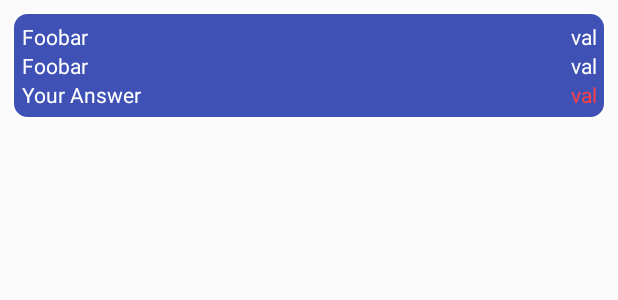
After one commit to cubei/flashcards, an Android app: the layout result_item_view.xml on its own in the app's theme, with its tools: preview values and no code run, on a phone screen of 412 x 824 dp. The commit adds this screen. Shown: the top 300 px of the screen. Run offline under Robolectric (Android 15) with nearby library versions, the phone set to English and light mode, and no system bars.

Commit message:
Started with result view

```diff
--- a/app/src/main/java/com/quchen/flashcard/QuestionFragment.java
+++ b/app/src/main/java/com/quchen/flashcard/QuestionFragment.java
@@ -68,7 +68,7 @@ public class QuestionFragment extends Fragment {
         public void onClick(View view) {
             TextView answerTextView = (TextView) view;
             QuestionItem questionItem = questionItems.get(questionCount);
-            QuestionResult questionResult = new QuestionResult(questionItem.question, questionItem.rightAnswer, answerTextView.getText().toString());
+            QuestionResult questionResult = new QuestionResult(questionItem.questionHeader, questionItem.answerHeader, questionItem.question, questionItem.rightAnswer, answerTextView.getText().toString());
             questionResults.add(questionResult);
 
             if(questionResult.isAnswerCorrect()) {
@@ -109,7 +109,7 @@ public class QuestionFragment extends Fragment {
         questionCount++;
 
         if(questionCount == numberOfDesiredQuestions) {
-            this.getActivity().finish();
+            ((GameActivity)this.getActivity()).questionsCompleted(questionResults);
         } else {
             setQuestionItem(questionItems.get(questionCount));
             updateViews();
@@ -124,6 +124,7 @@ public class QuestionFragment extends Fragment {
         QuestionFragment fragment = new QuestionFragment();
         fragment.numberOfDesiredQuestions = numberOfDesiredQuestions;
         fragment.questionItems = questionItems;
+        Collections.shuffle(fragment.questionItems);
         return fragment;
     }
 
--- a/app/src/main/java/com/quchen/flashcard/QuestionResult.java
+++ b/app/src/main/java/com/quchen/flashcard/QuestionResult.java
@@ -5,11 +5,15 @@ package com.quchen.flashcard;
  */
 
 public class QuestionResult {
+    public String questionHeader;
+    public String answerHeader;
     public String question;
     public String correctAnswer;
     public String givenAnswer;
 
-    public QuestionResult(String question, String correctAnswer, String givenAnswer) {
+    public QuestionResult(String questionHeader, String answerHeader, String question, String correctAnswer, String givenAnswer) {
+        this.questionHeader = questionHeader;
+        this.answerHeader = answerHeader;
         this.question = question;
         this.correctAnswer = correctAnswer;
         this.givenAnswer = givenAnswer;
--- /dev/null
+++ b/app/src/main/res/layout/result_item_view.xml
@@ -0,0 +1,86 @@
+<?xml version="1.0" encoding="utf-8"?>
+<LinearLayout xmlns:android="http://schemas.android.com/apk/res/android"
+    android:orientation="vertical"
+    android:layout_width="match_parent"
+    android:layout_height="wrap_content"
+    android:padding="7dp"
+    android:layout_margin="7dp"
+    android:background="@drawable/backround_round_corners"
+    android:descendantFocusability="blocksDescendants">
+
+    <LinearLayout
+        android:layout_width="match_parent"
+        android:layout_height="wrap_content"
+        android:orientation="horizontal">
+
+        <TextView
+            android:id="@+id/tv_questionLabel"
+            android:layout_width="match_parent"
+            android:layout_height="wrap_content"
+            android:text="Foobar"
+            android:textAlignment="viewStart"
+            android:layout_weight="1"
+            android:textColor="#ffffff" />
+
+        <TextView
+            android:id="@+id/tv_questionVal"
+            android:layout_width="match_parent"
+            android:layout_height="wrap_content"
+            android:textAlignment="viewEnd"
+            android:text="val"
+            android:layout_weight="1"
+            android:textColor="#ffffff" />
+
+    </LinearLayout>
+
+    <LinearLayout
+        android:layout_width="match_parent"
+        android:layout_height="wrap_content"
+        android:orientation="horizontal">
+
+        <TextView
+            android:id="@+id/tv_correctAnswerLabel"
+            android:layout_width="match_parent"
+            android:layout_height="wrap_content"
+            android:text="Foobar"
+            android:textAlignment="viewStart"
+            android:layout_weight="1"
+            android:textColor="#ffffff" />
+
+        <TextView
+            android:id="@+id/tv_correctAnswerVal"
+            android:layout_width="match_parent"
+            android:layout_height="wrap_content"
+            android:textAlignment="viewEnd"
+            android:text="val"
+            android:layout_weight="1"
+            android:textColor="#ffffff" />
+
+    </LinearLayout>
+
+    <LinearLayout
+        android:id="@+id/selectedAnswerLayout"
+        android:layout_width="match_parent"
+        android:layout_height="wrap_content"
+        android:orientation="horizontal">
+
+        <TextView
+            android:id="@+id/tv_selectedAnswerLabel"
+            android:layout_width="match_parent"
+            android:layout_height="wrap_content"
+            android:text="@string/tv_yourAnswer"
+            android:textAlignment="viewStart"
+            android:layout_weight="1"
+            android:textColor="#ffffff" />
+
+        <TextView
+            android:id="@+id/tv_selectedAnswerVal"
+            android:layout_width="match_parent"
+            android:layout_height="wrap_content"
+            android:textAlignment="viewEnd"
+            android:text="val"
+            android:layout_weight="1"
+            android:textColor="#ff4040" />
+
+    </LinearLayout>
+</LinearLayout>
--- a/app/src/main/res/values/strings.xml
+++ b/app/src/main/res/values/strings.xml
@@ -1,8 +1,11 @@
 <resources>
     <string name="app_name">FlashCard</string>
+    <string name="tv_results">Results</string>
     <string name="tv_folders">Folders</string>
     <string name="tv_lists">Lists</string>
     <string name="btn_addFolder">add folder</string>
+    <string name="btn_playAgainAll">Retry</string>
+    <string name="btn_playAgainWrong">Retry Wrong</string>
     <string name="btn_importList">Import List</string>
     <string name="btn_startAll">Start All</string>
     <string name="btn_startSelection">Start Selection</string>
@@ -14,4 +17,5 @@
     <string name="listCfg_checkbox_TimeReset">Reset</string>
     <string name="listCfg_radioBtn_Left">Left</string>
     <string name="listCfg_radioBtn_Right">Right</string>
+    <string name="tv_yourAnswer">Your Answer</string>
 </resources>
```
Also changed, not shown: app/src/main/java/com/quchen/flashcard/GameActivity.java (+8 -0 lines), app/src/main/java/com/quchen/flashcard/ResultAdapter.java (added, +54 -0 lines), app/src/main/java/com/quchen/flashcard/ResultFragment.java (added, +64 -0 lines), app/src/main/res/layout/fragment_result.xml (added, +60 -0 lines).
